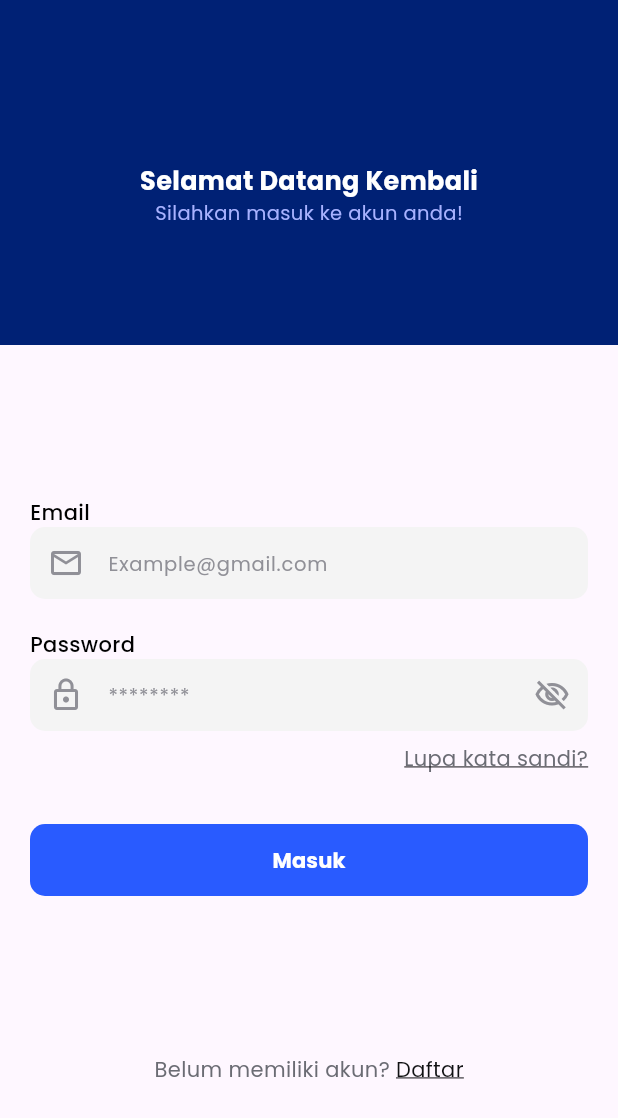
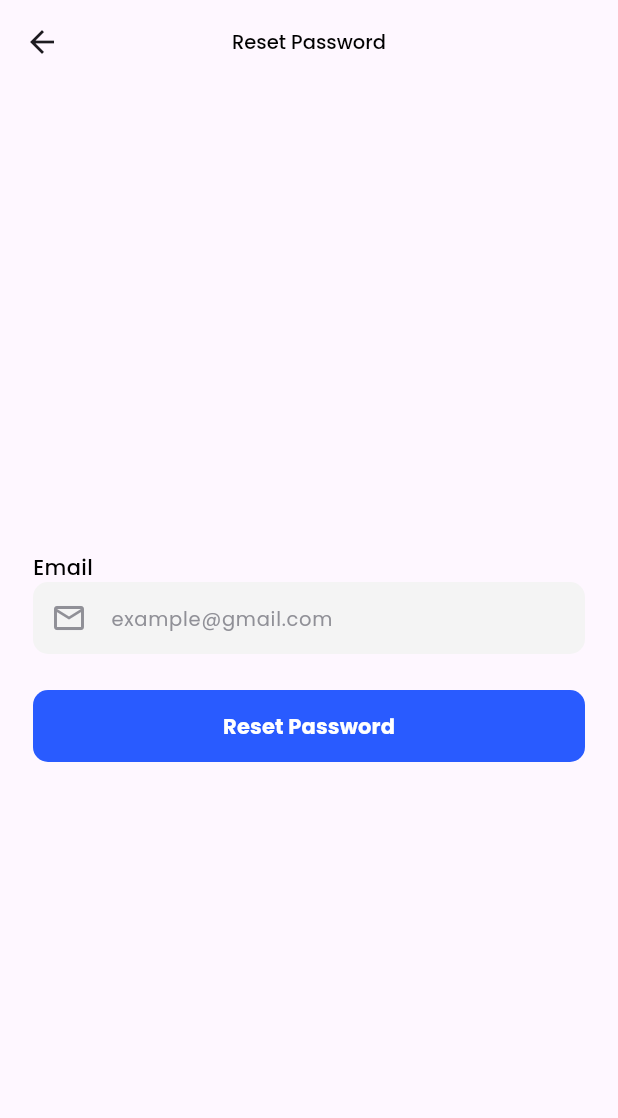
Before and after one commit to BrawS-HackFest/GrowBiz-FE, a Flutter app: the LoginPage screen opened directly, after a tap on "Lupa kata sandi?", on a phone screen of 412 x 824 dp. Shown: the top 1118 px of the screen. Run offline on Flutter 3.47's test engine with Material 3 defaults, Android fonts, the phone set to English and light mode, and no system bars; our stand-ins replace dio, dotted_border, file_picker, firebase_auth, firebase_core, flutter_bloc and 4 more; missing offline and left inert: clipboard, flutter_pdfview; accounts and stored records are empty.

Commit message:
add reset password

```diff
--- a/lib/bloc/auth/auth_event.dart
+++ b/lib/bloc/auth/auth_event.dart
@@ -24,3 +24,16 @@ class UpdatePassEvent extends AuthEvent{
   String confirmPassword;
   UpdatePassEvent({required this.password, required this.confirmPassword});
 }
+
+class UpdateUserEvent extends AuthEvent{
+  String username;
+  String email;
+  String number;
+
+  UpdateUserEvent({required this.username, required this.email, required this.number});
+}
+
+class ResetPassEvent extends AuthEvent{
+  String email;
+  ResetPassEvent({required this.email});
+}
--- a/lib/bloc/auth/auth_state.dart
+++ b/lib/bloc/auth/auth_state.dart
@@ -36,3 +36,7 @@ class UpdatePassFailed extends AuthState{
   String error;
   UpdatePassFailed(this.error);
 }
+
+class UpdateUserSuccess extends AuthState{}
+
+class ResetPassSuccess extends AuthState{}
--- a/lib/pages/login_page.dart
+++ b/lib/pages/login_page.dart
@@ -2,6 +2,7 @@ import 'package:flutter/material.dart';
 import 'package:flutter_bloc/flutter_bloc.dart';
 import 'package:hackfest_mobile/bloc/auth/auth_bloc.dart';
 import 'package:hackfest_mobile/pages/main_page.dart';
+import 'package:hackfest_mobile/pages/reset_password_page.dart';
 import 'package:hackfest_mobile/pages/signup_page.dart';
 import 'package:hackfest_mobile/styles/my_colors.dart';
 import 'package:hackfest_mobile/widgets/my_button.dart';
@@ -87,7 +88,11 @@ class LoginPage extends StatelessWidget {
                         Align(
                             alignment: Alignment.centerRight,
                             child: GestureDetector(
-                                onTap: () {},
+                                onTap: () {
+                                  Navigator.push(context, MaterialPageRoute(builder: (context) {
+                                    return ResetPasswordPage();
+                                  },));
+                                },
                                 child: Text(
                                   'Lupa kata sandi?',
                                   style: TextStyle(
--- /dev/null
+++ b/lib/pages/reset_password_page.dart
@@ -0,0 +1,70 @@
+import 'package:flutter/material.dart';
+import 'package:flutter_bloc/flutter_bloc.dart';
+import 'package:hackfest_mobile/bloc/auth/auth_bloc.dart';
+import 'package:hackfest_mobile/styles/my_colors.dart';
+import 'package:hackfest_mobile/styles/my_text.dart';
+import 'package:hackfest_mobile/widgets/my_button.dart';
+import 'package:hackfest_mobile/widgets/my_snackBar.dart';
+import 'package:hackfest_mobile/widgets/my_textfield_form.dart';
+
+class ResetPasswordPage extends StatefulWidget {
+  ResetPasswordPage({super.key});
+
+  @override
+  State<ResetPasswordPage> createState() => _ResetPasswordPageState();
+}
+
+class _ResetPasswordPageState extends State<ResetPasswordPage> {
+  TextEditingController emailController = TextEditingController();
+
+  @override
+  Widget build(BuildContext context) {
+    return Scaffold(
+      appBar: AppBar(
+        title:Text('Reset Password',style: MyTextStyle.judulH5(color: MyColors.blackBase),),
+        centerTitle: true,
+      ),
+      body: BlocConsumer<AuthBloc, AuthState>(
+        listener: (context, state) {
+          if(state is ResetPassSuccess){
+            mySnackBar(context, 'Reset Password dikirim melalui email, silahkan cek email anda');
+          }
+        },
+        builder: (context, state) {
+          return Padding(
+            padding: const EdgeInsets.all(22),
+            child: Column(
+              children: [
+                const Spacer(),
+                Center(
+                  child: MyTextFieldForm(
+                      label: 'Email',
+                      hint: 'example@gmail.com',
+                      controller: emailController,
+                      icon: Icons.email_outlined),
+                ),
+                const SizedBox(
+                  height: 20,
+                ),
+                SizedBox(
+                  width: double.infinity,
+                  child: MyButton(
+                      text: state is AuthLoading ? 'Loading...': 'Reset Password',
+                      color: MyColors.primaryBase,
+                      onPressed: () {
+                        context.read<AuthBloc>().add(ResetPassEvent(email: emailController.text.trim()));
+                        setState(() {
+                          emailController.clear();
+                        });
+                      }),
+                ),
+                const Spacer(),
+              ],
+            ),
+          );
+        },
+
+      ),
+    );
+  }
+}
```
Also changed, not shown: lib/bloc/auth/auth_bloc.dart (+11 -0 lines), lib/repository/user_repository.dart (+10 -0 lines).
